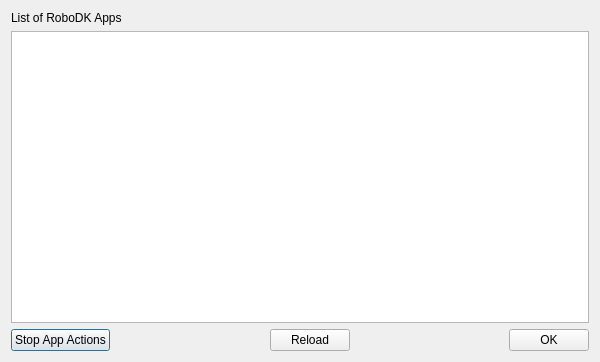
The window that PluginAppLoader/dialogapplist.ui (RoboDK/Plug-In-Interface) describes before a commit, drawn with Qt 5.
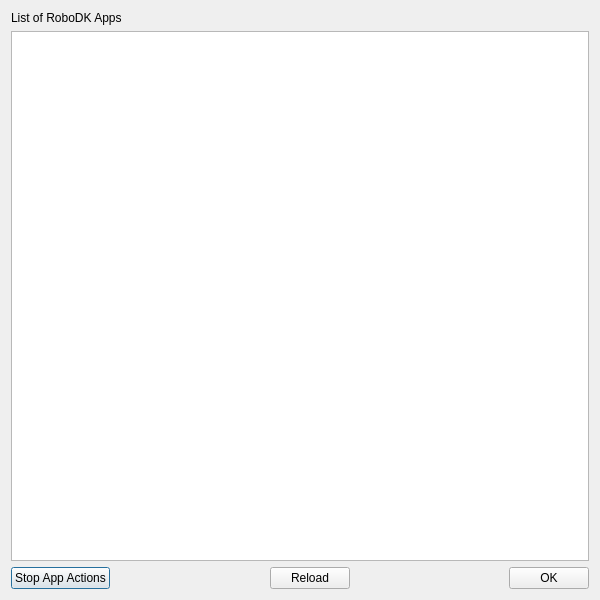
The same window after the commit.

Patch:
```diff
--- a/PluginAppLoader/dialogapplist.ui
+++ b/PluginAppLoader/dialogapplist.ui
@@ -7,9 +7,15 @@
     <x>0</x>
     <y>0</y>
     <width>600</width>
-    <height>362</height>
+    <height>600</height>
    </rect>
   </property>
+  <property name="minimumSize">
+   <size>
+    <width>600</width>
+    <height>600</height>
+   </size>
+  </property>
   <property name="windowTitle">
    <string>RoboDK Apps List</string>
   </property>
```
